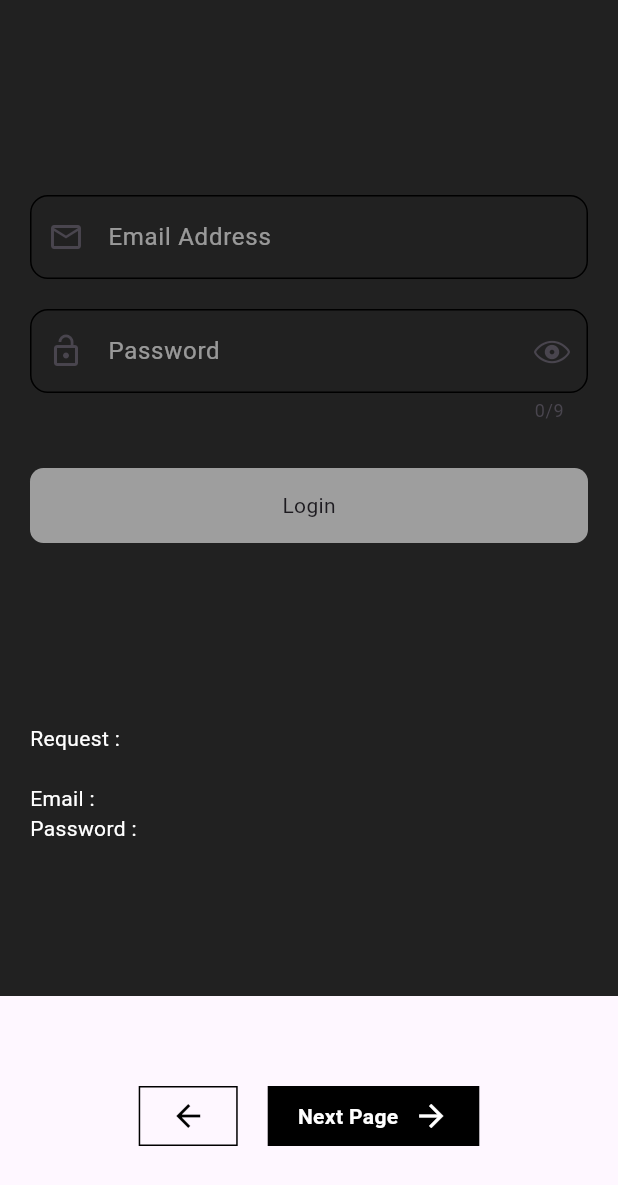
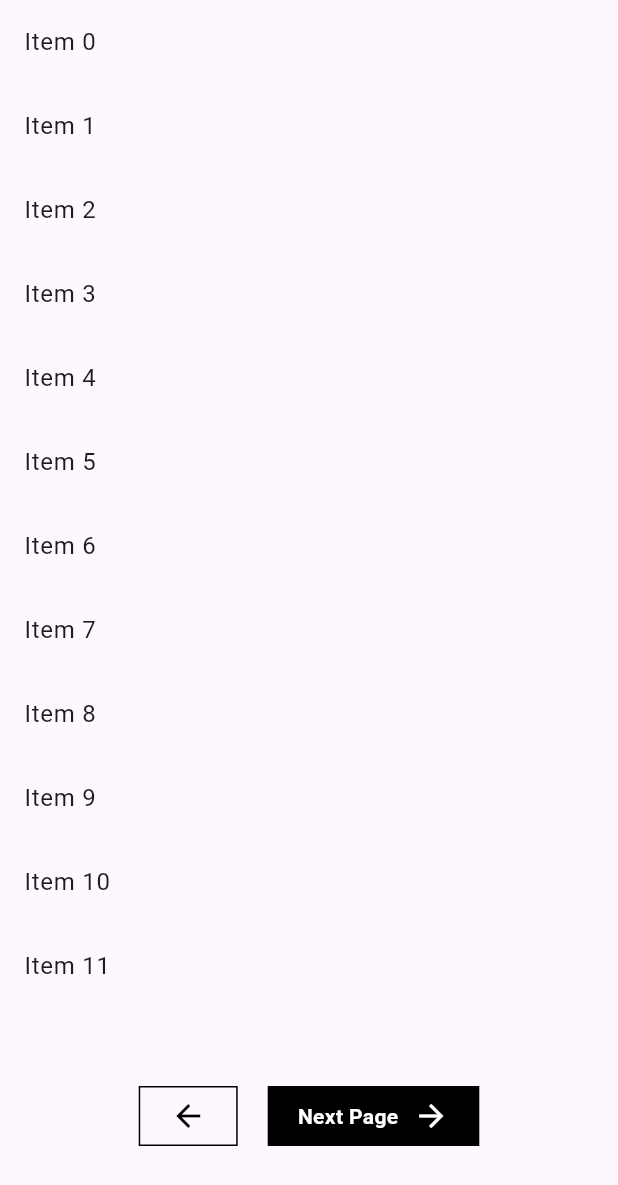
Before and after one commit to Sarahelkholy/flutter_logic, a Flutter app: the screen it shows after launch, on a phone screen of 412 x 824 dp. Shown: the top 1185 px of the screen. Run offline on Flutter 3.47's test engine with Material 3 defaults, Android fonts, the light colour scheme and no system bars; our stand-ins replace file_picker, flutter_svg, image_picker, video_player; missing offline and left inert: syncfusion_flutter_pdfviewer.

Commit message:
- created pagination class

```diff
--- a/lib/root.dart
+++ b/lib/root.dart
@@ -4,6 +4,7 @@ import 'package:flutter_logic/screens/attachment_and_images/upload_image.dart';
 import 'package:flutter_logic/screens/attachment_and_images/upload_multi_images.dart';
 import 'package:flutter_logic/screens/attachment_and_images/upload_video.dart';
 import 'package:flutter_logic/screens/form_validation/form_validation.dart';
+import 'package:flutter_logic/screens/pagination/pagination.dart';
 import 'package:flutter_logic/screens/search_and_filter/search_and_filter.dart';
 import 'package:flutter_logic/screens/selection/image_selection.dart';
 import 'package:flutter_logic/screens/selection/multi_selection.dart';
@@ -20,6 +21,9 @@ class Root extends StatefulWidget {
 class _RootState extends State<Root> {
   final PageController controller = PageController();
   List<Widget> pages = [
+    /// pagination
+    Pagination(),
+
     /// form validation
     FormValidation(),
 
--- /dev/null
+++ b/lib/screens/pagination/pagination.dart
@@ -0,0 +1,81 @@
+import 'package:flutter/cupertino.dart';
+import 'package:flutter/material.dart';
+
+class Pagination extends StatefulWidget {
+  const Pagination({super.key});
+
+  @override
+  State<Pagination> createState() => _PaginationState();
+}
+
+class _PaginationState extends State<Pagination> {
+  List<int> items = [];
+  final ScrollController scrollController = ScrollController();
+  int currentPage = 1;
+  bool isLoading = false;
+  final limit = 20;
+  final maxPages = 3;
+
+  Future<void> _fetchItems(int page) async {
+    setState(() => isLoading = true);
+    await Future.delayed(Duration(seconds: 1));
+    final start = (page - 1) * limit;
+    final newItems = List.generate(limit, (index) => start + index);
+    setState(() {
+      items.addAll(newItems);
+      setState(() => isLoading = false);
+    });
+  }
+
+  @override
+  void initState() {
+    _fetchItems(currentPage);
+
+    scrollController.addListener(() {
+      if (scrollController.position.pixels >=
+              scrollController.position.maxScrollExtent - 100 &&
+          !isLoading &&
+          currentPage < maxPages) {
+        _fetchItems(currentPage++);
+      }
+    });
+    super.initState();
+  }
+
+  @override
+  void dispose() {
+    scrollController.dispose();
+    super.dispose();
+  }
+
+  @override
+  Widget build(BuildContext context) {
+    return Scaffold(
+      body: Column(
+        children: [
+          Expanded(
+            child: ListView.builder(
+              controller: scrollController,
+              itemCount: items.length,
+              itemBuilder: (context, index) {
+                return ListTile(title: Text('Item $index'));
+              },
+            ),
+          ),
+
+          if (isLoading)
+            Padding(
+              padding: const EdgeInsets.all(8.0),
+              child: CupertinoActivityIndicator(color: Colors.red, radius: 15),
+            ),
+
+          if (!isLoading && currentPage == maxPages)
+            Padding(
+              padding: const EdgeInsets.all(20),
+              child: Text("No More Data"),
+            ),
+        ],
+      ),
+    );
+  }
+}
```
